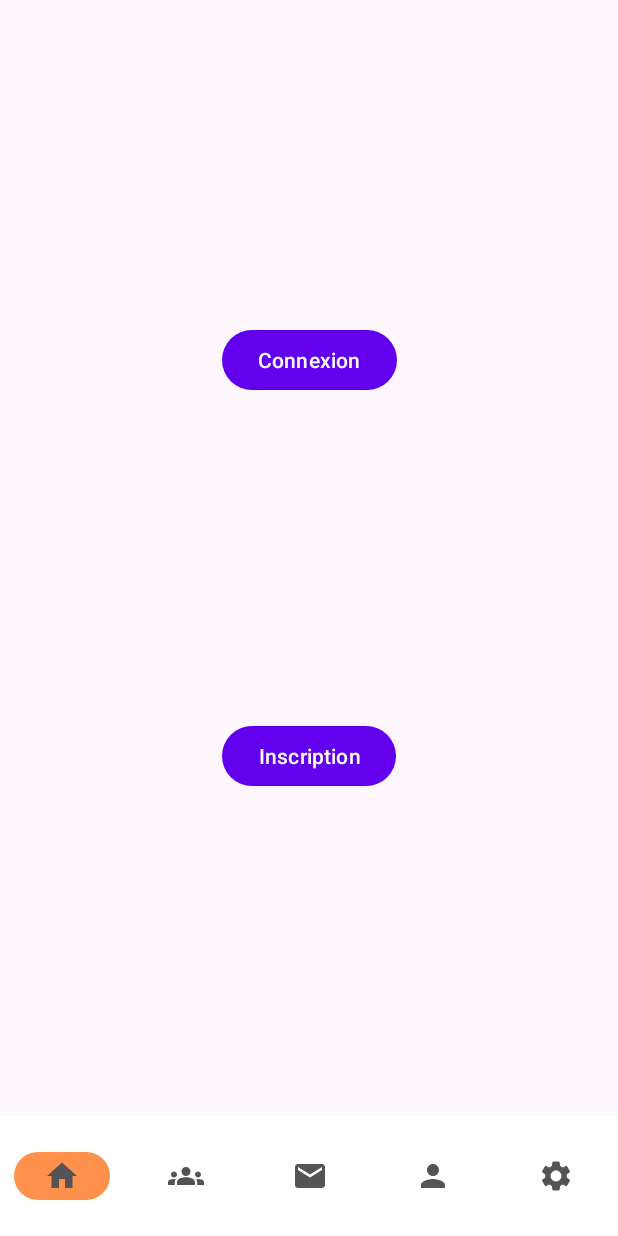
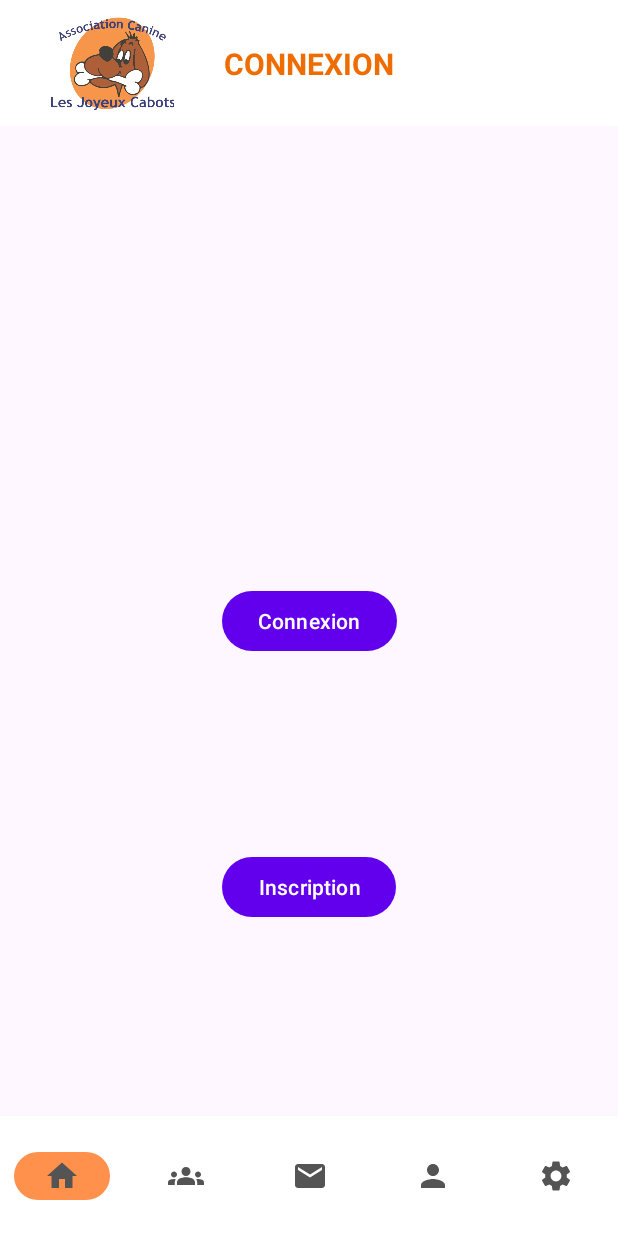
Before and after one commit to NIS4IL-PROJETS5/DogGoAndroid, an Android app: the ConnectionFragment screen opened through its navigation route, on a phone screen of 412 x 824 dp. Run offline under Robolectric (Android 15) with nearby library versions, the phone set to English and light mode, and no system bars; our stand-ins replace navigation-ui; pictures from the network do not load; 1 statement that could not run was skipped.

Commit message:
➕ Add header on profil and login page

```diff
--- a/app/src/main/java/com/example/doggo_android/Views/ProfileFragment.java
+++ b/app/src/main/java/com/example/doggo_android/Views/ProfileFragment.java
@@ -54,7 +54,10 @@ public class ProfileFragment extends Fragment {
     @Override
     public View onCreateView(@NonNull LayoutInflater inflater, ViewGroup container,
                              Bundle savedInstanceState) {
+
         binding = FragmentProfileBinding.inflate(inflater, container, false);
+        Log.d(TAG, "onViewCreated:" + "OnCreateView");
+
         return binding.getRoot();
     }
 
@@ -66,6 +69,7 @@ public class ProfileFragment extends Fragment {
         this.token = Utils.getToken(requireContext());
         this.user = connectionViewModel.getUser();
         this.checkToken();
+        Log.d(TAG, "onViewCreated:" + "OnviewCreated");
 
         binding.buttonProfileModify2.setOnClickListener(v -> {
             NavHostFragment navHostFragment = (NavHostFragment) getActivity().getSupportFragmentManager().findFragmentById(R.id.fragment_container_view);
--- a/app/src/main/java/com/example/doggo_android/views/ProfileFragment.java
+++ b/app/src/main/java/com/example/doggo_android/views/ProfileFragment.java
@@ -54,7 +54,10 @@ public class ProfileFragment extends Fragment {
     @Override
     public View onCreateView(@NonNull LayoutInflater inflater, ViewGroup container,
                              Bundle savedInstanceState) {
+
         binding = FragmentProfileBinding.inflate(inflater, container, false);
+        Log.d(TAG, "onViewCreated:" + "OnCreateView");
+
         return binding.getRoot();
     }
 
@@ -66,6 +69,7 @@ public class ProfileFragment extends Fragment {
         this.token = Utils.getToken(requireContext());
         this.user = connectionViewModel.getUser();
         this.checkToken();
+        Log.d(TAG, "onViewCreated:" + "OnviewCreated");
 
         binding.buttonProfileModify2.setOnClickListener(v -> {
             NavHostFragment navHostFragment = (NavHostFragment) getActivity().getSupportFragmentManager().findFragmentById(R.id.fragment_container_view);
--- a/app/src/main/res/layout/fragment_connection.xml
+++ b/app/src/main/res/layout/fragment_connection.xml
@@ -1,20 +1,68 @@
 <?xml version="1.0" encoding="utf-8"?>
-<androidx.constraintlayout.widget.ConstraintLayout xmlns:android="http://schemas.android.com/apk/res/android"
+<LinearLayout xmlns:android="http://schemas.android.com/apk/res/android"
     xmlns:app="http://schemas.android.com/apk/res-auto"
     xmlns:tools="http://schemas.android.com/tools"
     android:id="@+id/frameLayout"
     android:layout_width="match_parent"
     android:layout_height="match_parent"
+    android:orientation="vertical"
     tools:context=".Views.ConnectionFragment">
+
+    <androidx.constraintlayout.widget.ConstraintLayout
+        android:layout_width="match_parent"
+        android:layout_height="wrap_content"
+        android:background="@color/white">
+
+        <TextView
+            android:id="@+id/textView"
+            android:layout_width="wrap_content"
+            android:layout_height="wrap_content"
+            android:text="CONNEXION"
+            android:textAlignment="center"
+            android:textColor="#EF6C00"
+            android:textSize="20sp"
+            android:textStyle="bold"
+            app:layout_constraintBottom_toBottomOf="parent"
+            app:layout_constraintEnd_toEndOf="parent"
+            app:layout_constraintStart_toStartOf="parent"
+            app:layout_constraintTop_toTopOf="parent" />
+
+        <ImageView
+            android:id="@+id/imageView2"
+            android:layout_width="0dp"
+            android:layout_height="0dp"
+            android:layout_margin="10sp"
+            android:contentDescription="Header logo"
+            android:src="@drawable/logo_joyeux_cabots_jpeg_removebg_preview"
+            app:layout_constraintBottom_toBottomOf="parent"
+            app:layout_constraintEnd_toStartOf="@+id/textView"
+            app:layout_constraintStart_toStartOf="parent"
+            app:layout_constraintTop_toTopOf="parent" />
+
+        <Space
+            android:id="@+id/space"
+            android:layout_width="wrap_content"
+            android:layout_height="20sp"
+            android:layout_marginTop="32dp"
+            android:layout_marginBottom="32dp"
+            app:layout_constraintBottom_toBottomOf="parent"
+            app:layout_constraintEnd_toEndOf="parent"
+            app:layout_constraintStart_toStartOf="parent"
+            app:layout_constraintTop_toTopOf="parent" />
+
+    </androidx.constraintlayout.widget.ConstraintLayout>
+
+    <androidx.constraintlayout.widget.ConstraintLayout
+        android:layout_width="match_parent"
+        android:layout_height="match_parent">
 
         <Button
             android:id="@+id/profile_login_button"
             android:layout_width="wrap_content"
             android:layout_height="wrap_content"
             android:text="Connexion"
-        app:layout_constraintBottom_toTopOf="@+id/profile_signup_button"
+            app:layout_constraintBottom_toBottomOf="parent"
             app:layout_constraintEnd_toEndOf="parent"
-        app:layout_constraintHorizontal_bias="0.5"
             app:layout_constraintStart_toStartOf="parent"
             app:layout_constraintTop_toTopOf="parent" />
 
@@ -25,8 +73,8 @@
             android:text="Inscription"
             app:layout_constraintBottom_toBottomOf="parent"
             app:layout_constraintEnd_toEndOf="parent"
-        app:layout_constraintHorizontal_bias="0.5"
             app:layout_constraintStart_toStartOf="parent"
             app:layout_constraintTop_toBottomOf="@+id/profile_login_button" />
+    </androidx.constraintlayout.widget.ConstraintLayout>
 
-</androidx.constraintlayout.widget.ConstraintLayout>
+</LinearLayout>
--- a/app/src/main/res/layout/fragment_contact.xml
+++ b/app/src/main/res/layout/fragment_contact.xml
@@ -21,7 +21,6 @@
                 android:id="@+id/textView"
                 android:layout_width="wrap_content"
                 android:layout_height="wrap_content"
-
                 android:text="NOUS CONTACTER"
                 android:textAlignment="center"
                 android:textColor="#EF6C00"
```
Also changed, not shown: app/src/main/res/layout/fragment_profile.xml (+46 -4 lines). Lines whose indentation alone changed are shown as unchanged.
